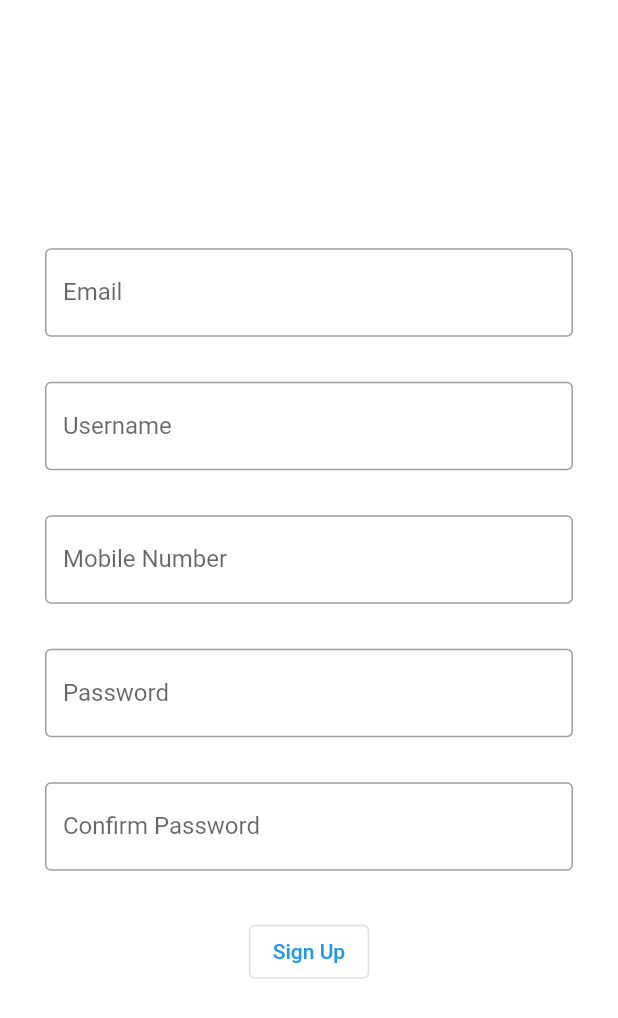
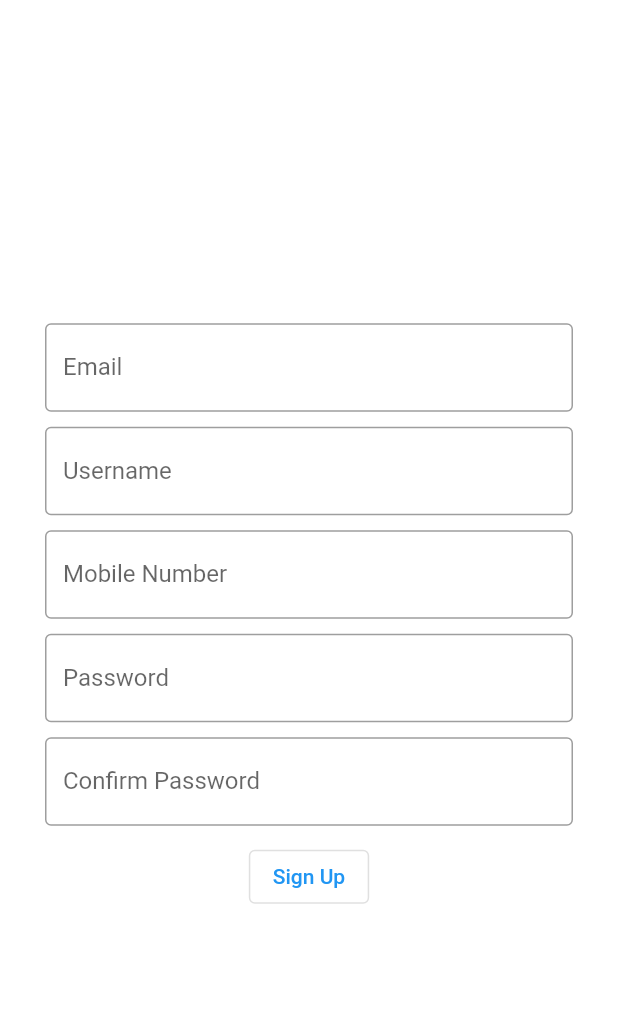
Before and after one commit to Januyan17/firstapp, a Flutter app: the FormPage screen opened directly, on a phone screen of 412 x 824 dp. Shown: the top 1018 px of the screen. Run offline on Flutter 3.47's test engine with Material 2 defaults, Android fonts, the phone set to English and light mode, and no system bars.

Commit message:
new file added

```diff
--- a/lib/formscreen.dart
+++ b/lib/formscreen.dart
@@ -53,7 +53,7 @@ class _FormPageState extends State<FormPage> {
                         },
                         onChanged: (value) => _userEmail = value,
                       ),
-                      SizedBox(height: 30),
+                      SizedBox(height: 10),
 
                       //User Name Validation
 
@@ -76,12 +76,13 @@ class _FormPageState extends State<FormPage> {
                       ),
 
                       //Mobile Number Validation
-                      SizedBox(height: 30),
+                      SizedBox(height: 10),
 
                       TextFormField(
                         decoration: InputDecoration(
                             labelText: 'Mobile Number',
                             border: OutlineInputBorder()),
+                        keyboardType: TextInputType.number,
                         obscureText: false,
                         validator: (value) {
                           if (value!.isEmpty) {
@@ -98,7 +99,7 @@ class _FormPageState extends State<FormPage> {
                       ),
 
                       //Password validation
-                      SizedBox(height: 30),
+                      SizedBox(height: 10),
 
                       TextFormField(
                         decoration: InputDecoration(
@@ -122,7 +123,7 @@ class _FormPageState extends State<FormPage> {
                         },
                         onChanged: (value) => _password = value,
                       ),
-                      SizedBox(height: 30),
+                      SizedBox(height: 10),
 
                       //conform password validation
 
@@ -145,7 +146,7 @@ class _FormPageState extends State<FormPage> {
                         onChanged: (value) => _confirmPassword = value,
                       ),
 
-                      SizedBox(height: 30),
+                      SizedBox(height: 10),
 
                       Container(
                           alignment: Alignment.center,
```
Also changed, not shown: lib/Sidebar/mainsidebar.dart (added, +18 -0 lines), lib/Sidebar/navbar.dart (added, +22 -0 lines), lib/Welcome Page/welcomepage.dart (added, +84 -0 lines), lib/main.dart (+3 -83 lines), assets/test.png (deleted).
